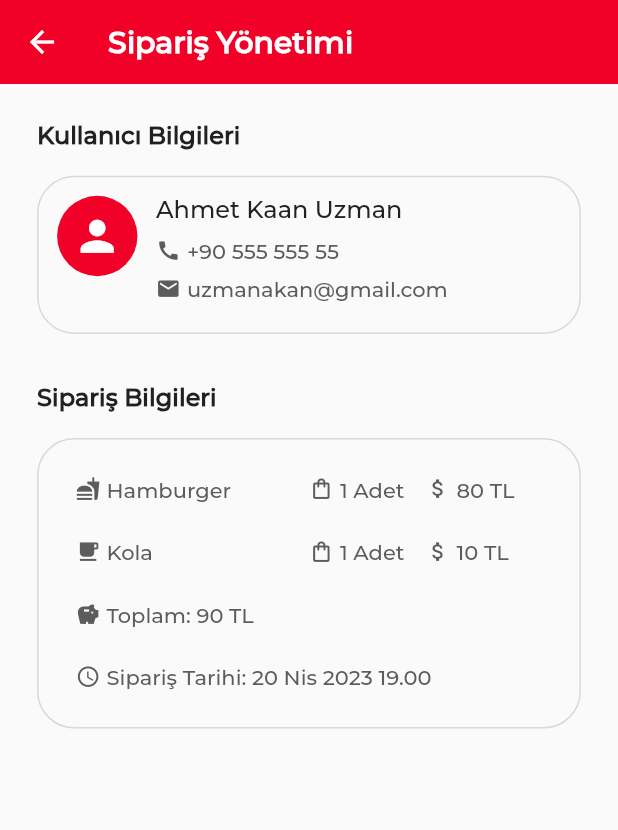
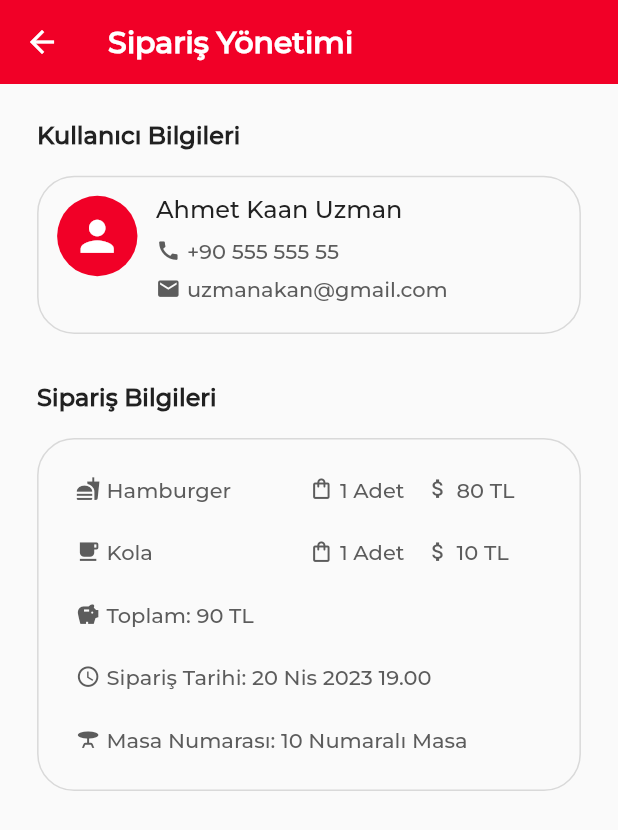
Before and after one commit to akaanuzman/digital_order_system, a Flutter app: the RestaurantPastOrdersView screen opened directly, after a tap on "Detay Gör", on a phone screen of 412 x 824 dp. Shown: the top 830 px of the screen. Run offline on Flutter 3.47's test engine with Material 2 defaults, Android fonts, the light colour scheme and no system bars; our stand-ins replace animate_do, cached_network_image, cloud_firestore, device_preview, equatable, firebase_auth and 7 more; missing offline and left inert: adaptive_action_sheet, tflite; accounts and stored records are empty; generated files the repository leaves out were written again.

Commit message:
restaurant order screens changes

```diff
--- a/lib/views/home/restraurant/order/restaurant_past_order_detail_view.dart
+++ b/lib/views/home/restraurant/order/restaurant_order_detail_view.dart
@@ -2,8 +2,8 @@ import 'package:digital_order_system/products/components/appbar/restaurant_appba
 import 'package:digital_order_system/_export_ui.dart';
 import 'package:digital_order_system/products/components/row/row_icon_text_for_order_and_user_information.dart';
 
-class RestaurantPastOrderDetailView extends StatelessWidget with BaseSingleton {
-  const RestaurantPastOrderDetailView({super.key});
+class RestaurantOrderDetailView extends StatelessWidget with BaseSingleton {
+  const RestaurantOrderDetailView({super.key});
 
   @override
   Widget build(BuildContext context) {
@@ -115,6 +115,8 @@ class RestaurantPastOrderDetailView extends StatelessWidget with BaseSingleton {
           orderPrice(context),
           context.emptySizedHeightBox3x,
           orderDate(context),
+          context.emptySizedHeightBox3x,
+          orderTableNumber(context),
         ],
       ),
     );
@@ -213,4 +215,12 @@ class RestaurantPastOrderDetailView extends StatelessWidget with BaseSingleton {
       text: "Sipariş Tarihi: 20 Nis 2023 19.00",
     );
   }
+
+  RowIconTextForOrderAndUserInformation orderTableNumber(BuildContext context) {
+    return RowIconTextForOrderAndUserInformation(
+      context: context,
+      icon: Icons.table_bar,
+      text: "Masa Numarası: 10 Numaralı Masa",
+    );
+  }
 }
--- a/lib/views/home/restraurant/order/restaurant_past_orders_view.dart
+++ b/lib/views/home/restraurant/order/restaurant_past_orders_view.dart
@@ -1,7 +1,7 @@
 import 'package:digital_order_system/_export_ui.dart';
 import 'package:digital_order_system/products/components/row/row_icon_text.dart';
 import 'package:digital_order_system/products/enums/custom_button_enum.dart';
-import 'package:digital_order_system/views/home/restraurant/order/restaurant_past_order_detail_view.dart';
+import 'package:digital_order_system/views/home/restraurant/order/restaurant_order_detail_view.dart';
 
 import '../../../../products/components/button/custom_button.dart';
 
@@ -12,7 +12,7 @@ class RestaurantPastOrdersView extends StatelessWidget with BaseSingleton {
     Navigator.push(
       context,
       MaterialPageRoute(
-        builder: (context) => const RestaurantPastOrderDetailView(),
+        builder: (context) => const RestaurantOrderDetailView(),
       ),
     );
   }
@@ -56,6 +56,8 @@ class RestaurantPastOrdersView extends StatelessWidget with BaseSingleton {
             context.emptySizedHeightBox1x,
             orderCount(),
             context.emptySizedHeightBox1x,
+            orderTableNumber(),
+            context.emptySizedHeightBox2x,
             orderDetailBtn(context),
             context.emptySizedHeightBox1x,
           ],
@@ -107,6 +109,13 @@ class RestaurantPastOrdersView extends StatelessWidget with BaseSingleton {
     );
   }
 
+  RowIconText orderTableNumber() {
+    return const RowIconText(
+      icon: Icons.table_bar,
+      text: "10 Numaralı Masa",
+    );
+  }
+
   Align orderDetailBtn(BuildContext context) {
     return Align(
       alignment: context.alignmentCenterRight,
```
Also changed, not shown: lib/views/home/restraurant/order/restaurant_current_orders_view.dart (+126 -3 lines).
